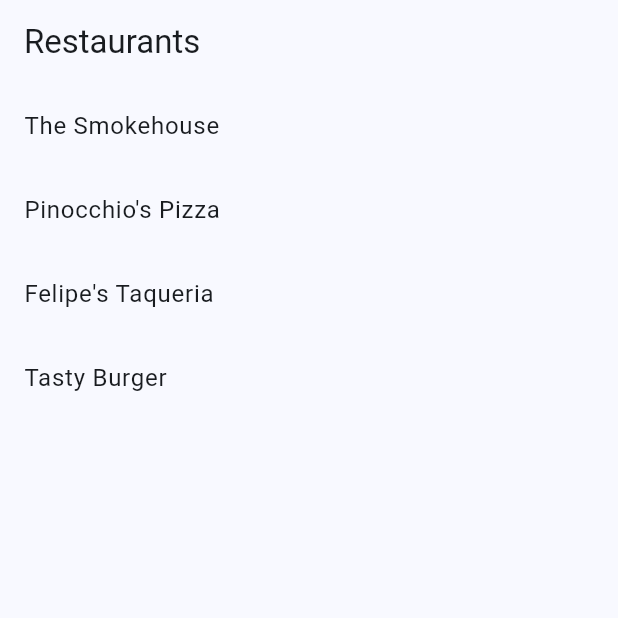
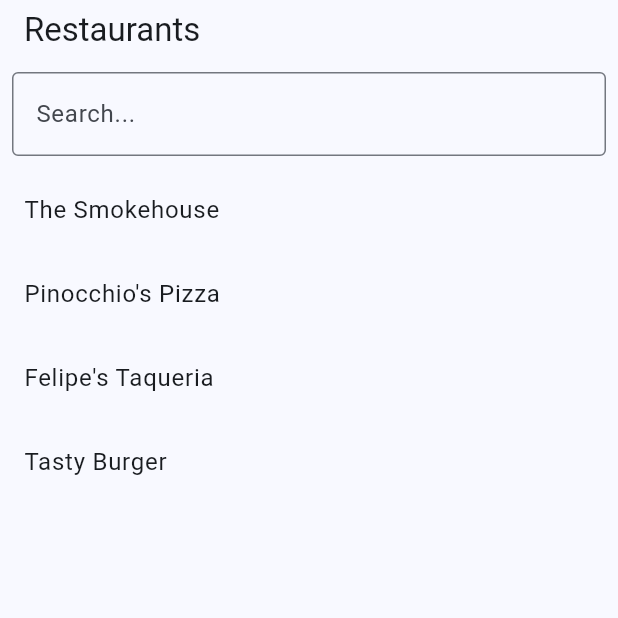
Before and after one commit to Lopez4163/Restaurant_App, a Flutter app: the screen it shows after launch, on a phone screen of 412 x 824 dp, the top half of it. Run offline on Flutter 3.47's test engine with Material 3 defaults, Android fonts, the phone set to English and light mode, and no system bars.

Commit message:
Add Search Bar UI to Restaurant List Screen
Integrated a search bar UI within the AppBar on the RestaurantListScreen

```diff
--- a/lib/main.dart
+++ b/lib/main.dart
@@ -27,26 +27,22 @@ class RestaurantListScreen extends StatefulWidget {
   const RestaurantListScreen({super.key});
 
   @override
-  // ignore: library_private_types_in_public_api
   _RestaurantListScreenState createState() => _RestaurantListScreenState();
 }
 
 class _RestaurantListScreenState extends State<RestaurantListScreen> {
   late Future<List<Restaurant>> _restaurants;
+  String _searchQuery = "";
 
   @override
   void initState() {
     super.initState();
-    _restaurants =
-        loadRestaurants(); // Load restaurant data when the widget is initialized
+    _restaurants = loadRestaurants();
   }
 
   Future<List<Restaurant>> loadRestaurants() async {
-    // Load the JSON data from the assets
     final data = await rootBundle.loadString('assets/restaurants.json');
-    // Decode the JSON data
     final List<dynamic> jsonResult = json.decode(data);
-    // Convert the JSON data into a list of Restaurant objects
     return jsonResult.map((json) => Restaurant.fromJson(json)).toList();
   }
 
@@ -54,30 +50,42 @@ class _RestaurantListScreenState extends State<RestaurantListScreen> {
   Widget build(BuildContext context) {
     return Scaffold(
       appBar: AppBar(
-        title: const Text('Restaurants'), // Title of the AppBar
+        title: const Text('Restaurants'),
+        bottom: PreferredSize(
+          preferredSize: const Size.fromHeight(kToolbarHeight),
+          child: Padding(
+            padding: const EdgeInsets.all(8.0),
+            child: TextField(
+              onChanged: (value) {
+                setState(() {
+                  _searchQuery = value; // Update search query as the user types
+                });
+              },
+              decoration: const InputDecoration(
+                hintText: 'Search...',
+                border: OutlineInputBorder(),
+              ),
+            ),
+          ),
+        ),
       ),
       body: FutureBuilder<List<Restaurant>>(
-        future: _restaurants, // Future to fetch the restaurant data
+        future: _restaurants,
         builder: (context, snapshot) {
-          // Check the state of the Future
           if (snapshot.connectionState == ConnectionState.waiting) {
-            // Display a loading indicator while waiting for data
             return const Center(child: CircularProgressIndicator());
           } else if (snapshot.hasError) {
-            // Display an error message if something goes wrong
             return Center(child: Text('Error: ${snapshot.error}'));
           } else if (!snapshot.hasData || snapshot.data!.isEmpty) {
-            // Display a message if no data is found
             return const Center(child: Text('No restaurants found.'));
           } else {
-            // If data is available, display it in a ListView
             final restaurants = snapshot.data!;
             return ListView.builder(
-              itemCount: restaurants.length, // Number of items in the list
+              itemCount: restaurants.length,
               itemBuilder: (context, index) {
                 final restaurant = restaurants[index];
                 return ListTile(
-                  title: Text(restaurant.name), // Display the restaurant name
+                  title: Text(restaurant.name),
                 );
               },
             );
@@ -95,7 +103,6 @@ class Restaurant {
 
   Restaurant({required this.id, required this.name, required this.cuisine});
 
-  // Factory method to create a Restaurant object from JSON data
   factory Restaurant.fromJson(Map<String, dynamic> json) {
     return Restaurant(
       id: json['id'],
```
